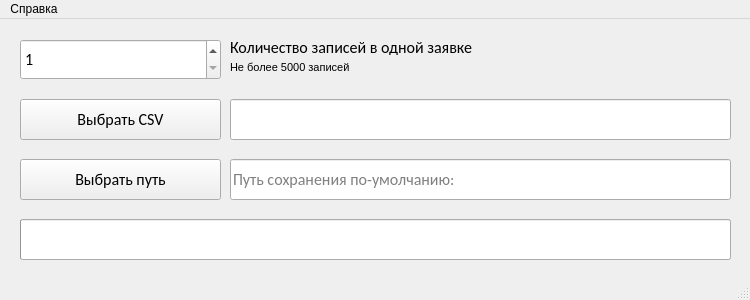
First picture: the form in csv_to_xml.ui, repository ipsorus/csv_to_xml_converter, before the edit.
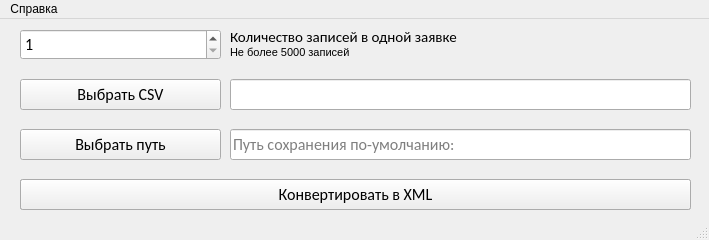
Second picture: the form after the edit. Icons and pictures are not drawn.

The edit to the form file:
```diff
--- a/csv_to_xml.ui
+++ b/csv_to_xml.ui
@@ -6,27 +6,27 @@
    <rect>
     <x>0</x>
     <y>0</y>
-    <width>750</width>
-    <height>300</height>
+    <width>709</width>
+    <height>240</height>
    </rect>
   </property>
   <property name="minimumSize">
    <size>
-    <width>750</width>
-    <height>300</height>
+    <width>709</width>
+    <height>240</height>
    </size>
   </property>
   <property name="maximumSize">
    <size>
-    <width>750</width>
-    <height>300</height>
+    <width>709</width>
+    <height>240</height>
    </size>
   </property>
   <property name="windowTitle">
    <string>Конвертер CSV в XML</string>
   </property>
   <property name="windowIcon">
-   <iconset resource="мои проги/csv_to_xml/res.qrc">
+   <iconset>
     <normaloff>:/icons/XML-01.ico</normaloff>:/icons/XML-01.ico</iconset>
   </property>
   <widget class="QWidget" name="centralwidget">
@@ -34,9 +34,9 @@
     <property name="geometry">
      <rect>
       <x>230</x>
-      <y>80</y>
-      <width>501</width>
-      <height>41</height>
+      <y>60</y>
+      <width>461</width>
+      <height>31</height>
      </rect>
     </property>
     <property name="font">
@@ -53,9 +53,9 @@
     <property name="geometry">
      <rect>
       <x>20</x>
-      <y>80</y>
+      <y>60</y>
       <width>201</width>
-      <height>41</height>
+      <height>31</height>
      </rect>
     </property>
     <property name="font">
@@ -72,9 +72,9 @@
     <property name="geometry">
      <rect>
       <x>20</x>
-      <y>140</y>
+      <y>110</y>
       <width>201</width>
-      <height>41</height>
+      <height>31</height>
      </rect>
     </property>
     <property name="font">
@@ -91,9 +91,9 @@
     <property name="geometry">
      <rect>
       <x>230</x>
-      <y>140</y>
-      <width>501</width>
-      <height>41</height>
+      <y>110</y>
+      <width>461</width>
+      <height>31</height>
      </rect>
     </property>
     <property name="font">
@@ -113,9 +113,9 @@
     <property name="geometry">
      <rect>
       <x>20</x>
-      <y>200</y>
-      <width>711</width>
-      <height>41</height>
+      <y>160</y>
+      <width>671</width>
+      <height>31</height>
      </rect>
     </property>
     <property name="font">
@@ -132,9 +132,9 @@
     <property name="geometry">
      <rect>
       <x>20</x>
-      <y>200</y>
-      <width>711</width>
-      <height>41</height>
+      <y>160</y>
+      <width>671</width>
+      <height>31</height>
      </rect>
     </property>
     <property name="value">
@@ -148,7 +148,7 @@
     <property name="geometry">
      <rect>
       <x>230</x>
-      <y>20</y>
+      <y>10</y>
       <width>251</width>
       <height>16</height>
      </rect>
@@ -156,7 +156,7 @@
     <property name="font">
      <font>
       <family>Calibri</family>
-      <pointsize>12</pointsize>
+      <pointsize>11</pointsize>
      </font>
     </property>
     <property name="text">
@@ -167,9 +167,9 @@
     <property name="geometry">
      <rect>
       <x>20</x>
-      <y>20</y>
+      <y>10</y>
       <width>201</width>
-      <height>41</height>
+      <height>31</height>
      </rect>
     </property>
     <property name="font">
@@ -189,7 +189,7 @@
     <property name="geometry">
      <rect>
       <x>230</x>
-      <y>40</y>
+      <y>25</y>
       <width>131</width>
       <height>16</height>
      </rect>
@@ -204,6 +204,15 @@
      <string>Не более 5000 записей</string>
     </property>
    </widget>
+   <zorder>lineEdit</zorder>
+   <zorder>pushButton_2</zorder>
+   <zorder>lineEdit_2</zorder>
+   <zorder>progressBar</zorder>
+   <zorder>label_4</zorder>
+   <zorder>spinBox</zorder>
+   <zorder>label_5</zorder>
+   <zorder>pushButton</zorder>
+   <zorder>pushButton_3</zorder>
   </widget>
   <widget class="QStatusBar" name="statusbar"/>
   <widget class="QMenuBar" name="menuBar">
@@ -211,7 +220,7 @@
     <rect>
      <x>0</x>
      <y>0</y>
-     <width>750</width>
+     <width>709</width>
      <height>21</height>
     </rect>
    </property>
```
